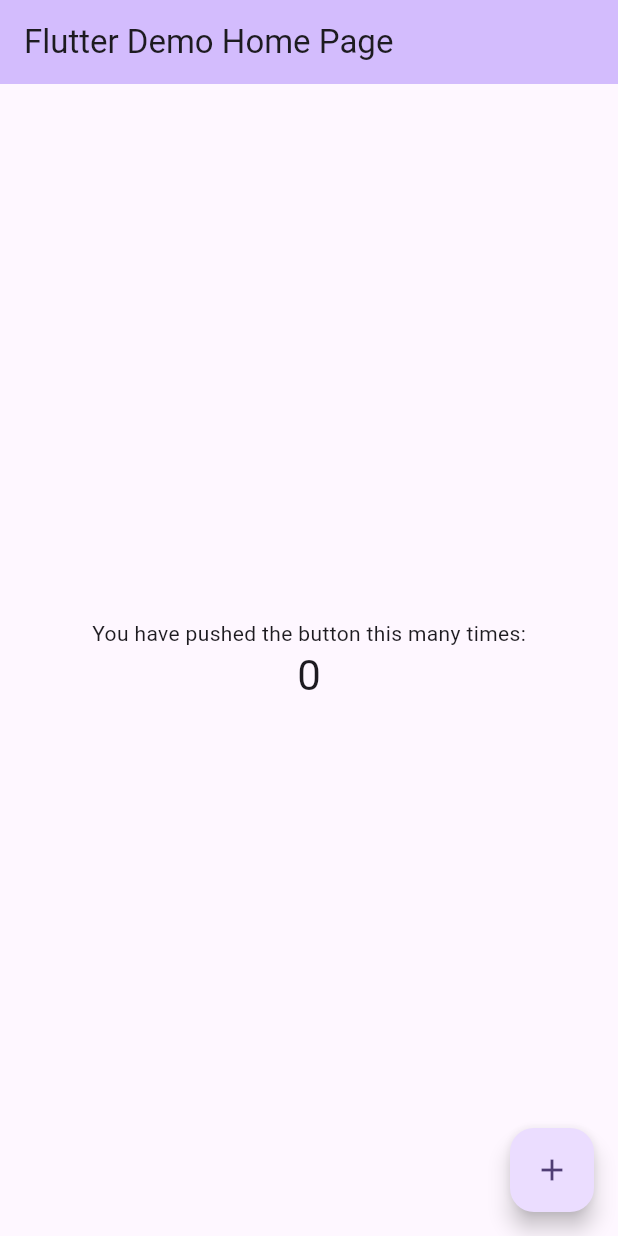
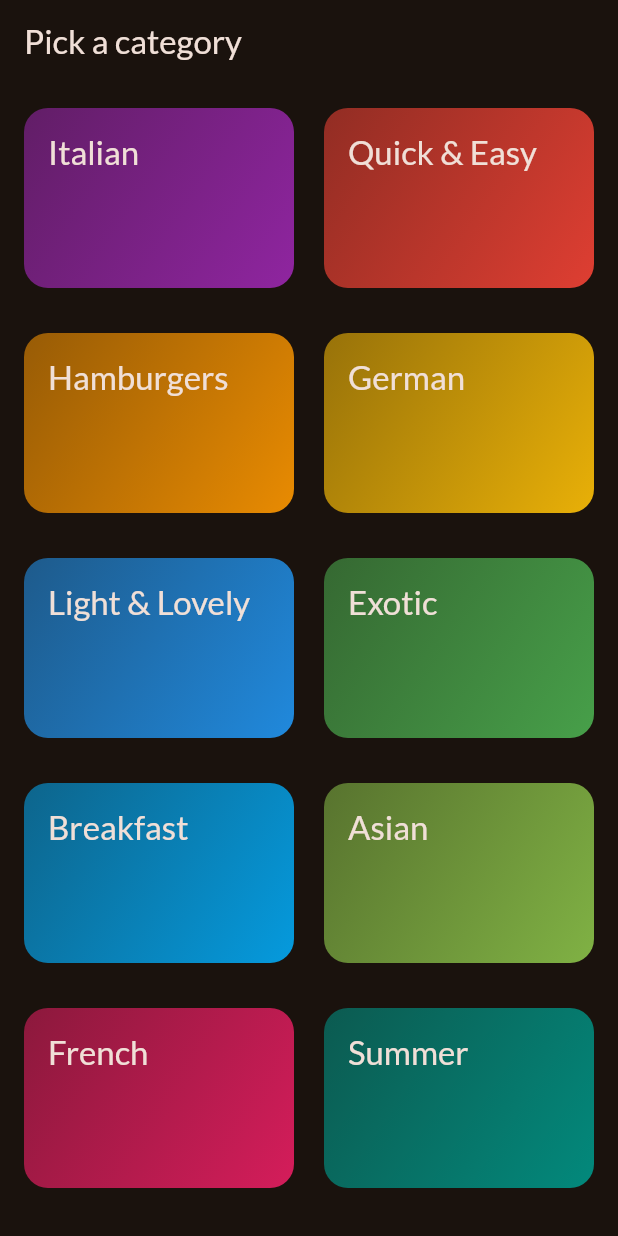
Before and after one commit to mlnbk/meals_app, a Flutter app: the screen it shows after launch, on a phone screen of 412 x 824 dp. Run offline on Flutter 3.47's test engine with Material 2 defaults, Android fonts, the phone set to English and light mode, and no system bars; our stand-ins replace google_fonts.

Commit message:
feat: starter screen and meal widgets
* add Google Fonts
* setup starter screen with GridView and InkWell
* add models
* add dummy data

```diff
--- a/lib/main.dart
+++ b/lib/main.dart
@@ -1,125 +1,29 @@
 import 'package:flutter/material.dart';
+import 'package:google_fonts/google_fonts.dart';
+
+import 'package:meals_app/screens/categories.dart';
+
+final theme = ThemeData(
+  useMaterial3: true,
+  colorScheme: ColorScheme.fromSeed(
+    brightness: Brightness.dark,
+    seedColor: const Color.fromARGB(255, 131, 57, 0),
+  ),
+  textTheme: GoogleFonts.latoTextTheme(),
+);
 
 void main() {
-  runApp(const MyApp());
+  runApp(const App());
 }
 
-class MyApp extends StatelessWidget {
-  const MyApp({super.key});
+class App extends StatelessWidget {
+  const App({super.key});
 
-  // This widget is the root of your application.
   @override
   Widget build(BuildContext context) {
     return MaterialApp(
-      title: 'Flutter Demo',
-      theme: ThemeData(
-        // This is the theme of your application.
-        //
-        // TRY THIS: Try running your application with "flutter run". You'll see
-        // the application has a blue toolbar. Then, without quitting the app,
-        // try changing the seedColor in the colorScheme below to Colors.green
-        // and then invoke "hot reload" (save your changes or press the "hot
-        // reload" button in a Flutter-supported IDE, or press "r" if you used
-        // the command line to start the app).
-        //
-        // Notice that the counter didn't reset back to zero; the application
-        // state is not lost during the reload. To reset the state, use hot
-        // restart instead.
-        //
-        // This works for code too, not just values: Most code changes can be
-        // tested with just a hot reload.
-        colorScheme: ColorScheme.fromSeed(seedColor: Colors.deepPurple),
-        useMaterial3: true,
-      ),
-      home: const MyHomePage(title: 'Flutter Demo Home Page'),
+      theme: theme,
+      home: const CategoriesScreen(),
     );
   }
 }
-
-class MyHomePage extends StatefulWidget {
-  const MyHomePage({super.key, required this.title});
-
-  // This widget is the home page of your application. It is stateful, meaning
-  // that it has a State object (defined below) that contains fields that affect
-  // how it looks.
-
-  // This class is the configuration for the state. It holds the values (in this
-  // case the title) provided by the parent (in this case the App widget) and
-  // used by the build method of the State. Fields in a Widget subclass are
-  // always marked "final".
-
-  final String title;
-
-  @override
-  State<MyHomePage> createState() => _MyHomePageState();
-}
-
-class _MyHomePageState extends State<MyHomePage> {
-  int _counter = 0;
-
-  void _incrementCounter() {
-    setState(() {
-      // This call to setState tells the Flutter framework that something has
-      // changed in this State, which causes it to rerun the build method below
-      // so that the display can reflect the updated values. If we changed
-      // _counter without calling setState(), then the build method would not be
-      // called again, and so nothing would appear to happen.
-      _counter++;
-    });
-  }
-
-  @override
-  Widget build(BuildContext context) {
-    // This method is rerun every time setState is called, for instance as done
-    // by the _incrementCounter method above.
-    //
-    // The Flutter framework has been optimized to make rerunning build methods
-    // fast, so that you can just rebuild anything that needs updating rather
-    // than having to individually change instances of widgets.
-    return Scaffold(
-      appBar: AppBar(
-        // TRY THIS: Try changing the color here to a specific color (to
-        // Colors.amber, perhaps?) and trigger a hot reload to see the AppBar
-        // change color while the other colors stay the same.
-        backgroundColor: Theme.of(context).colorScheme.inversePrimary,
-        // Here we take the value from the MyHomePage object that was created by
-        // the App.build method, and use it to set our appbar title.
-        title: Text(widget.title),
-      ),
-      body: Center(
-        // Center is a layout widget. It takes a single child and positions it
-        // in the middle of the parent.
-        child: Column(
-          // Column is also a layout widget. It takes a list of children and
-          // arranges them vertically. By default, it sizes itself to fit its
-          // children horizontally, and tries to be as tall as its parent.
-          //
-          // Column has various properties to control how it sizes itself and
-          // how it positions its children. Here we use mainAxisAlignment to
-          // center the children vertically; the main axis here is the vertical
-          // axis because Columns are vertical (the cross axis would be
-          // horizontal).
-          //
-          // TRY THIS: Invoke "debug painting" (choose the "Toggle Debug Paint"
-          // action in the IDE, or press "p" in the console), to see the
-          // wireframe for each widget.
-          mainAxisAlignment: MainAxisAlignment.center,
-          children: <Widget>[
-            const Text(
-              'You have pushed the button this many times:',
-            ),
-            Text(
-              '$_counter',
-              style: Theme.of(context).textTheme.headlineMedium,
-            ),
-          ],
-        ),
-      ),
-      floatingActionButton: FloatingActionButton(
-        onPressed: _incrementCounter,
-        tooltip: 'Increment',
-        child: const Icon(Icons.add),
-      ), // This trailing comma makes auto-formatting nicer for build methods.
-    );
-  }
-}
--- /dev/null
+++ b/lib/models/category.dart
@@ -0,0 +1,12 @@
+import 'package:flutter/material.dart';
+
+class Category {
+  const Category(
+      {required this.id,
+      required this.title,
+      this.color = const Color.fromRGBO(70, 139, 151, 1)});
+
+  final String id;
+  final String title;
+  final Color color;
+}
--- /dev/null
+++ b/lib/screens/categories.dart
@@ -0,0 +1,29 @@
+import 'package:flutter/material.dart';
+
+import 'package:meals_app/data/dummy_data.dart';
+import 'package:meals_app/widgets/category_grid_item.dart';
+
+class CategoriesScreen extends StatelessWidget {
+  const CategoriesScreen({super.key});
+
+  @override
+  Widget build(BuildContext context) {
+    return Scaffold(
+      appBar: AppBar(
+        title: const Text('Pick a category'),
+      ),
+      body: GridView(
+        padding: const EdgeInsets.all(16),
+        gridDelegate: const SliverGridDelegateWithFixedCrossAxisCount(
+          crossAxisCount: 2,
+          crossAxisSpacing: 20,
+          mainAxisSpacing: 30,
+          childAspectRatio: 3 / 2,
+        ),
+        children: availableCategories
+            .map((category) => CategoryGridItem(category: category))
+            .toList(),
+      ),
+    );
+  }
+}
--- /dev/null
+++ b/lib/widgets/category_grid_item.dart
@@ -0,0 +1,38 @@
+import 'package:flutter/material.dart';
+
+import 'package:meals_app/models/category.dart';
+
+class CategoryGridItem extends StatelessWidget {
+  const CategoryGridItem({super.key, required this.category});
+
+  final Category category;
+
+  @override
+  Widget build(BuildContext context) {
+    return InkWell(
+      onTap: () {},
+      splashColor: Theme.of(context).primaryColor,
+      borderRadius: BorderRadius.circular(16),
+      child: Container(
+        padding: const EdgeInsets.all(16),
+        decoration: BoxDecoration(
+          borderRadius: BorderRadius.circular(16),
+          gradient: LinearGradient(
+            colors: [
+              category.color.withOpacity(0.55),
+              category.color.withOpacity(0.9),
+            ],
+            begin: Alignment.topLeft,
+            end: Alignment.bottomRight,
+          ),
+        ),
+        child: Text(
+          category.title,
+          style: Theme.of(context).textTheme.titleLarge!.copyWith(
+                color: Theme.of(context).colorScheme.onBackground,
+              ),
+        ),
+      ),
+    );
+  }
+}
--- a/pubspec.yaml
+++ b/pubspec.yaml
@@ -35,6 +35,7 @@ dependencies:
   # The following adds the Cupertino Icons font to your application.
   # Use with the CupertinoIcons class for iOS style icons.
   cupertino_icons: ^1.0.2
+  google_fonts: ^5.1.0
 
 dev_dependencies:
   flutter_test:
```
Also changed, not shown: lib/data/dummy_data.dart (added, +409 -0 lines), lib/models/meal.dart (added, +43 -0 lines), lib/screens/meals.dart (added, +52 -0 lines), pubspec.lock, 10 other files.
